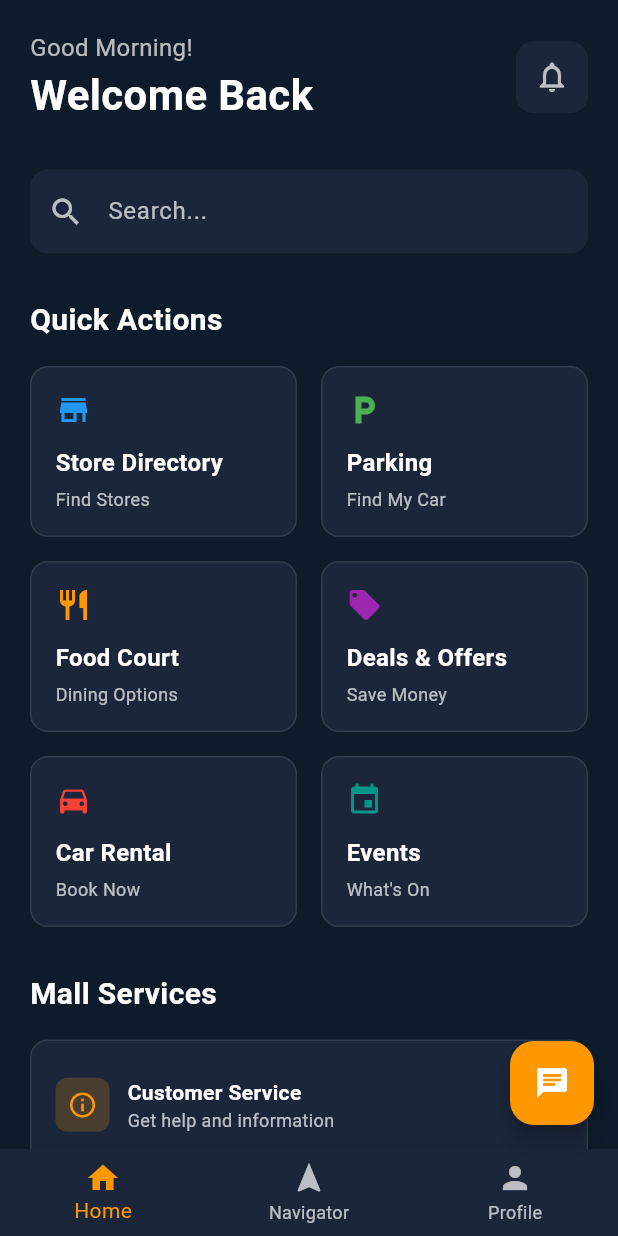
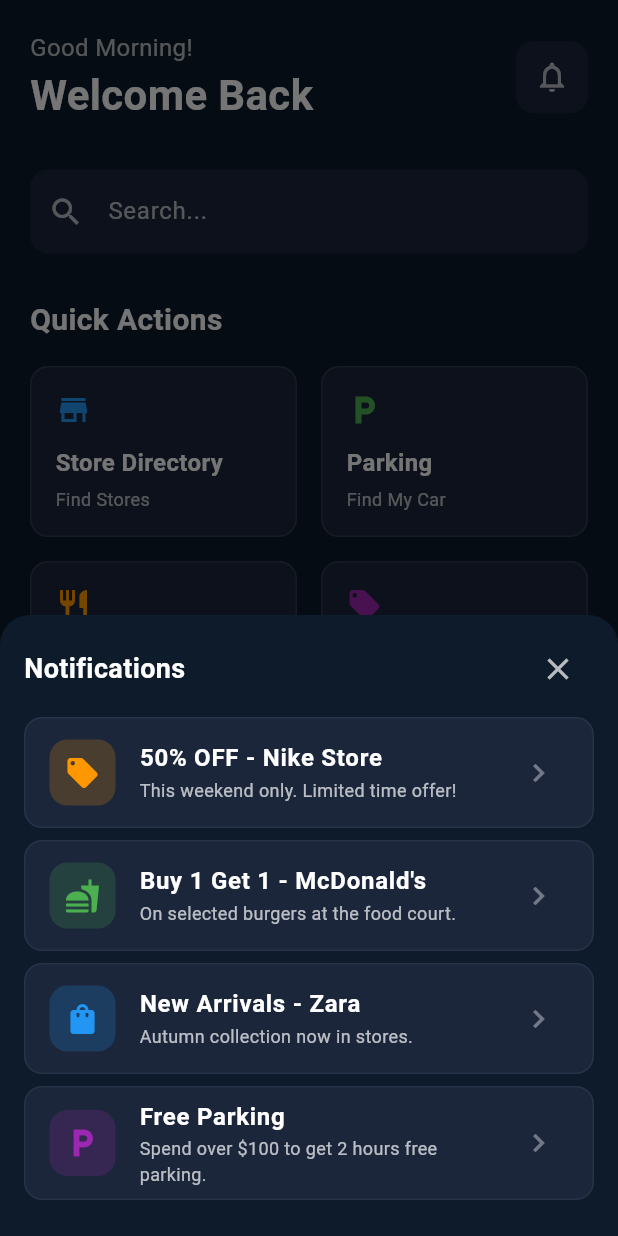
Before and after one commit to Manindu01/arnavigator, a Flutter app: the HomeScreen screen opened by its route, after a tap on the "notifications" icon, on a phone screen of 412 x 824 dp. Run offline on Flutter 3.47's test engine with Material 3 defaults, Android fonts, the phone set to English and light mode, and no system bars; our stand-ins replace camera, flutter_blue_plus, flutter_compass, permission_handler, shared_preferences; accounts and stored records are empty.

Commit message:
set notification model

```diff
--- a/lib/home_screen.dart
+++ b/lib/home_screen.dart
@@ -71,6 +71,137 @@ class _HomeScreenState extends State<HomeScreen> {
 class HomePage extends StatelessWidget {
   const HomePage({super.key});
 
+  // Sample notifications to show in the modal
+  final List<Map<String, dynamic>> _notifications = const [
+    {
+      'title': '50% OFF - Nike Store',
+      'subtitle': 'This weekend only. Limited time offer!',
+      'icon': Icons.local_offer,
+      'color': Colors.orange,
+    },
+    {
+      'title': 'Buy 1 Get 1 - McDonald\'s',
+      'subtitle': 'On selected burgers at the food court.',
+      'icon': Icons.fastfood,
+      'color': Colors.green,
+    },
+    {
+      'title': 'New Arrivals - Zara',
+      'subtitle': 'Autumn collection now in stores.',
+      'icon': Icons.shopping_bag,
+      'color': Colors.blue,
+    },
+    {
+      'title': 'Free Parking',
+      'subtitle': 'Spend over \$100 to get 2 hours free parking.',
+      'icon': Icons.local_parking,
+      'color': Colors.purple,
+    },
+  ];
+
+  void _openNotifications(BuildContext context) {
+    showModalBottomSheet(
+      context: context,
+      isScrollControlled: true,
+      backgroundColor: const Color(0xff0d1b2a),
+      shape: const RoundedRectangleBorder(
+        borderRadius: BorderRadius.vertical(top: Radius.circular(20)),
+      ),
+      builder: (ctx) {
+        return Padding(
+          padding: EdgeInsets.only(
+            left: 16,
+            right: 16,
+            top: 12,
+            bottom: MediaQuery.of(ctx).viewInsets.bottom + 16,
+          ),
+          child: Column(
+            mainAxisSize: MainAxisSize.min,
+            crossAxisAlignment: CrossAxisAlignment.start,
+            children: [
+              Row(
+                mainAxisAlignment: MainAxisAlignment.spaceBetween,
+                children: [
+                  const Text(
+                    'Notifications',
+                    style: TextStyle(
+                      color: Colors.white,
+                      fontSize: 18,
+                      fontWeight: FontWeight.bold,
+                    ),
+                  ),
+                  IconButton(
+                    tooltip: 'Close',
+                    onPressed: () => Navigator.of(ctx).pop(),
+                    icon: const Icon(Icons.close, color: Colors.white70),
+                  ),
+                ],
+              ),
+              const SizedBox(height: 8),
+              ConstrainedBox(
+                constraints: BoxConstraints(
+                  // Limit height so list can scroll inside the sheet
+                  maxHeight: MediaQuery.of(ctx).size.height * 0.6,
+                ),
+                child: ListView.separated(
+                  shrinkWrap: true,
+                  itemCount: _notifications.length,
+                  separatorBuilder: (_, __) => const SizedBox(height: 8),
+                  itemBuilder: (context, index) {
+                    final item = _notifications[index];
+                    return Container(
+                      decoration: BoxDecoration(
+                        color: const Color(0xff1b263b),
+                        borderRadius: BorderRadius.circular(12),
+                        border: Border.all(
+                          color: Colors.white.withOpacity(0.06),
+                        ),
+                      ),
+                      child: ListTile(
+                        leading: Container(
+                          width: 44,
+                          height: 44,
+                          decoration: BoxDecoration(
+                            color: (item['color'] as Color).withOpacity(0.2),
+                            borderRadius: BorderRadius.circular(12),
+                          ),
+                          child: Icon(
+                            item['icon'] as IconData,
+                            color: item['color'] as Color,
+                          ),
+                        ),
+                        title: Text(
+                          item['title'] as String,
+                          style: const TextStyle(
+                            color: Colors.white,
+                            fontWeight: FontWeight.w600,
+                          ),
+                        ),
+                        subtitle: Text(
+                          item['subtitle'] as String,
+                          style: const TextStyle(
+                            color: Colors.white70,
+                            fontSize: 12,
+                          ),
+                        ),
+                        trailing: const Icon(
+                          Icons.chevron_right,
+                          color: Colors.white38,
+                        ),
+                        onTap: () => Navigator.of(ctx).pop(),
+                      ),
+                    );
+                  },
+                ),
+              ),
+              const SizedBox(height: 8),
+            ],
+          ),
+        );
+      },
+    );
+  }
+
   @override
   Widget build(BuildContext context) {
     return SafeArea(
@@ -110,7 +241,7 @@ class HomePage extends StatelessWidget {
                       Icons.notifications_outlined,
                       color: Colors.white70,
                     ),
-                    onPressed: () {},
+                    onPressed: () => _openNotifications(context),
                   ),
                 ),
               ],
```
